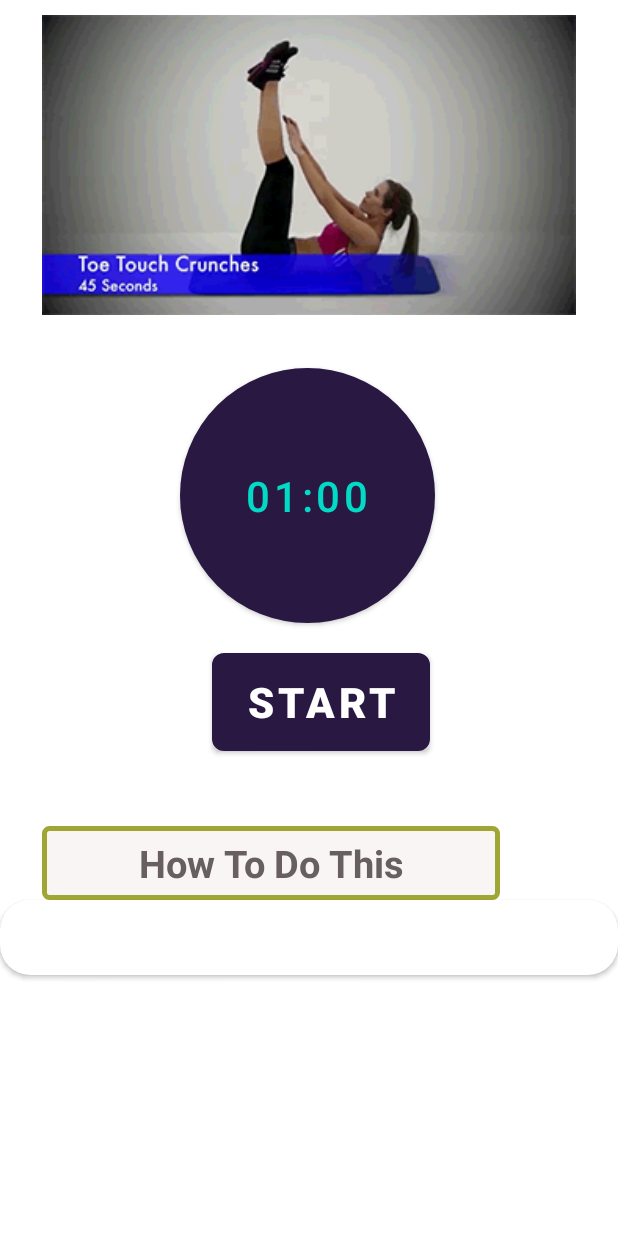
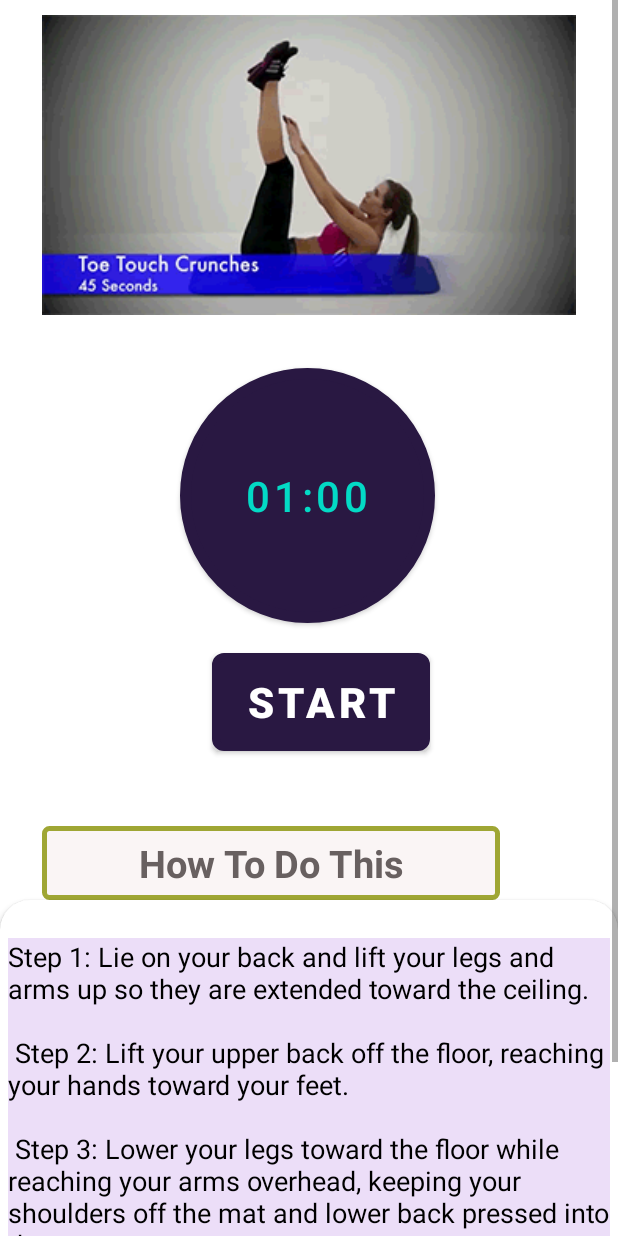
Before and after one commit to dikshsawaliya/GettingRipped, an Android app: the layout activity_boat.xml on its own in the app's theme, with its tools: preview values and no code run, on a phone screen of 412 x 824 dp. Run offline under Robolectric (Android 15) with nearby library versions, the phone set to English and light mode, and no system bars; Roboto replaces fonts that are not available here.

Commit message:
Added all the new strings

```diff
--- a/app/src/main/res/layout/activity_boat.xml
+++ b/app/src/main/res/layout/activity_boat.xml
@@ -98,7 +98,7 @@
                         android:layout_width="match_parent"
                         android:layout_height="wrap_content"
                         android:background="#ECDEF8"
-                        android:text="@string/pose6"
+                        android:text="@string/pose9"
                         android:textColor="@android:color/black"
                         android:textSize="18sp"
                         />
--- a/app/src/main/res/layout/activity_pauseji.xml
+++ b/app/src/main/res/layout/activity_pauseji.xml
@@ -98,7 +98,7 @@
                         android:layout_width="match_parent"
                         android:layout_height="wrap_content"
                         android:background="#ECDEF8"
-                        android:text="@string/pose6"
+                        android:text="@string/pose8"
                         android:textColor="@android:color/black"
                         android:textSize="18sp"
                         />
```
